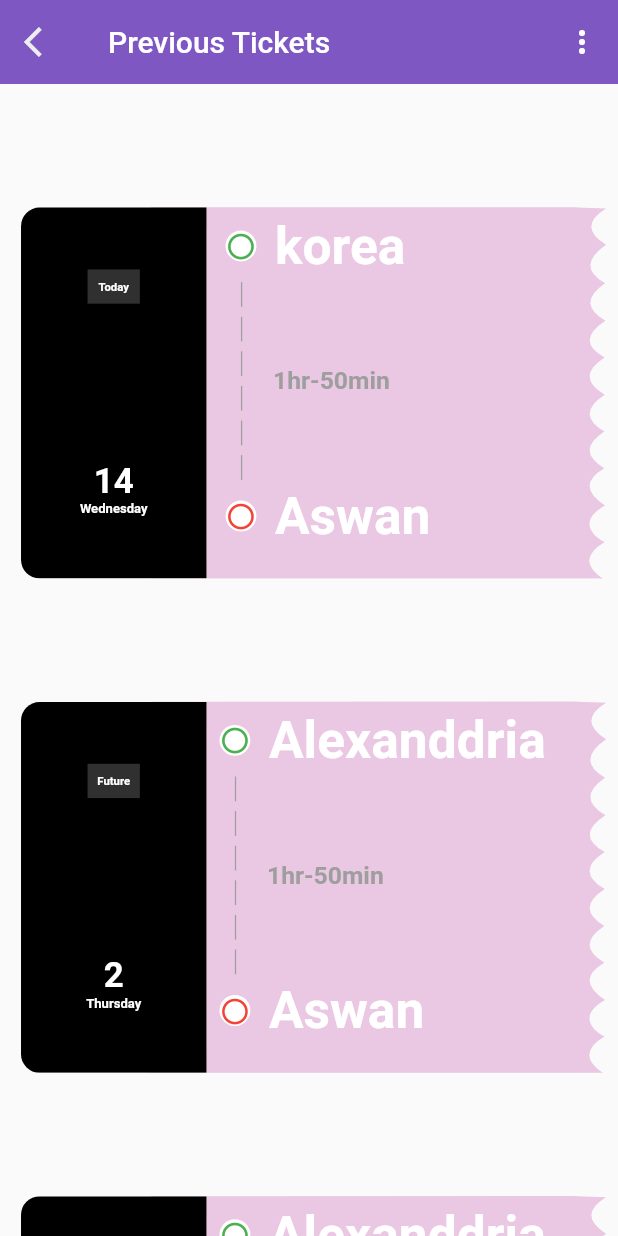
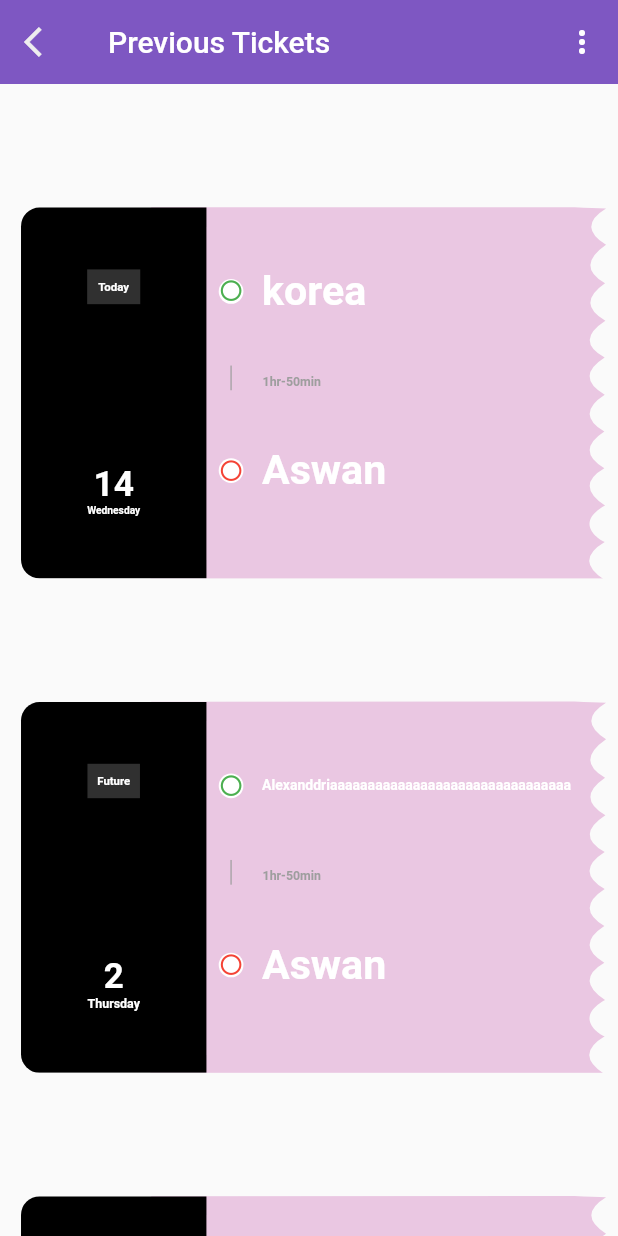
Before and after one commit to A1aaAhmed/graduation_project_app, a Flutter app: the MyTripsScreen screen opened directly, on a phone screen of 412 x 824 dp. Run offline on Flutter 3.47's test engine with Material 2 defaults, Android fonts, the phone set to English and light mode, and no system bars; drawn by our look-alikes of flutter_dash; our stand-ins replace fluttertoast, sizer.

Commit message:
NotFinalTicket-_-

```diff
--- a/lib/modules/Ticket/ticketComponent/TicketComp.dart
+++ b/lib/modules/Ticket/ticketComponent/TicketComp.dart
@@ -79,6 +79,8 @@ class _TicketComponentState extends State<TicketComponent> {
                                 alignment: Alignment.center,
                                 width: 20.w,
                                 child: AutoSizedText(
+                                  h: true,
+                                  w: 20.w,
                                 text:(late)?'Expired':
                                 (date.day==now.day&&date.year==now.year&&date.month==now.month)?'Today':
                                 'Future',
@@ -96,6 +98,8 @@ class _TicketComponentState extends State<TicketComponent> {
                                 crossAxisAlignment: CrossAxisAlignment.center,
                                 children: [
                                   AutoSizedText(
+                                    h: true,
+                                    w: 20.w,
                                   text:  date.day.toString(),
                                   fontSize: 40.sp,
                                   maxLines: 1,
@@ -103,6 +107,8 @@ class _TicketComponentState extends State<TicketComponent> {
                                   align: TextAlign.center,
                                   ),
                                   AutoSizedText(
+                                    h: true,
+                                    w: 20.w,
                                   align:TextAlign.center,
                                   text: DateFormat('EEEE').format(date),
                                   fontSize: 15.sp,
@@ -121,149 +127,169 @@ class _TicketComponentState extends State<TicketComponent> {
                         child: Padding(
                           padding: EdgeInsetsDirectional.only(start: 35.w),
                           child: FittedBox(
-                            fit: BoxFit.contain,
-                            child: Container(
+                            fit: BoxFit.scaleDown,
                             child: AutoSizedColumn(
-                                alignCenterMain: true,
-                                h: (widget.view)?15.h:0,
+                              h: (widget.view)?10.h:0,
                               item1: AutoSizedColumn(
                                   alignCenterMain: true,
-                                    h: .5.h,
-                                     h2: .5.h,
-                                    item1: AutoSizedRow(
+                                  alignCenter: true,
+                                  h: 0,
+                                   h2:0,
+                                  item1: SizedBox(
+                                    height: 12.h,
+                                    child: AutoSizedRow(
                                       centerAlign: true,
                                         h: 3.w,
                                         item1: AutoSizedWidget(
                                           item:  Icon(
                                             Icons.circle_outlined,
-                                            size: 5.w,
+                                            size: 4.w,
                                             color: Colors.green,
                                           ),
                                         ),
                                         item2: AutoSizedText(
+                                          w:50.w ,
                                           text:  from,
-                                          fontSize: 25.sp,
+                                          fontSize: widget.view?15.sp:20.sp,
                                           maxLines: 1,
                                           textColor: Colors.white,
                                           align:TextAlign.left,
                                         ),),
+                                  ),
                                   item2:Padding(
-                                      padding: EdgeInsetsDirectional.only(start:2.5.w),
+                                    padding: EdgeInsetsDirectional.only(start:2.w),
                                     child: AutoSizedRow(
-                                        centerAlignMain: true,
                                        centerAlign: true,
                                         h: 5.w,
                                         item1: Dash(
                                                 direction: Axis.vertical,
-                                                  length: 16.h,
+                                                length: widget.view?12.h:15.sp,
                                                 dashLength: 2.h,
                                                 dashColor: Colors.grey,
                                                 dashThickness: .2.w,
 
                                                 ),
                                         item2: AutoSizedText(
+                                          w: 50.w,
                                                   text:  duration,
-                                                    fontSize: 12.sp,
+                                                  fontSize:widget.view?6.sp:6.sp,
                                                   maxLines: 1,
                                                   textColor: Colors.grey,
                                                   align: TextAlign.left
                                           ),),
                                   ),
-                                    item3: AutoSizedRow(
+                                  item3: SizedBox(
+                                    height: 12.h,
+                                    child: AutoSizedRow(
                                       centerAlign: true,
                                       h: 3.w,
                                       item1: AutoSizedWidget(
                                         item: Icon(
                                           Icons.circle_outlined,
-                                          size: 5.w,
+                                          size: 4.w,
                                           color: Colors.red,
                                         ),
                                       ),
                                       item2: AutoSizedText(
+                                        w: 50.w,
                                         text:  to,
-                                        fontSize: 25.sp,
+                                        fontSize: widget.view?15.sp:20.sp,
                                         maxLines: 1,
                                         textColor: Colors.white,
                                         align:TextAlign.left,
                                       ),
+                                    ),
                                   )
                               ),
                               item2: (widget.view)?AutoSizedColumn(
-                                  h: 4.h,
+                                h: 3.h,
+                                h2: 3.h,
                                 item1: AutoSizedRow(
+                                  centerAlign: true,
                                   h: 4.5.w,
-                                    h2: 4.5.w,
+                                  item2: AutoSizedColumn(
+                                    alignCenterMain: true,
+                                    alignCenter: true,
+                                    h: 2.h,
+                                    item1:  AutoSizedText(
+                                      w: 20.w,
+                                      align:TextAlign.center,
+                                      text: "Boarding",
+                                      fontSize: 10.sp,
+                                      maxLines: 1,
+                                      textColor: Colors.grey,
+                                    ),
+                                    item2: AutoSizedText(
+                                      w: 20.w,
+                                        align: TextAlign.center,
+                                        text: DateFormat.jm().format(date),
+                                        fontSize: 10.sp,
+                                        maxLines: 1,
+                                        textColor: Colors.white),
+
+                                  ),
                                   item1: AutoSizedColumn(
                                       alignCenter: true,
-                                        h: 1.h,
+                                      alignCenterMain: true,
+                                      h: 2.h,
+                                      h2: 2.h,
                                       item1:  AutoSizedText(
-                                            text: "Gate",
-                                            fontSize: 15.sp,
+                                        w: 20.w,
+                                          text: "Price",
+                                          fontSize: 10.sp,
                                           maxLines: 1,
                                           textColor: Colors.grey,
                                           align:TextAlign.center
                                       ),
                                       item2: AutoSizedText(
-                                          text:  gate,
-                                          fontSize: 15.sp,
-                                          maxLines: 1,
-                                          textColor: Colors.white,
-                                          align: TextAlign.center,
-                                        )
-                                    ),
-                                    item3: AutoSizedColumn(
-                                      alignCenter: true,
-                                      h: 1.h,
-                                      item1:  AutoSizedText(
-                                        align:TextAlign.center,
-                                        text: "Boarding",
-                                        fontSize: 15.sp,
-                                        maxLines: 1,
-                                        textColor: Colors.grey,
-                                      ),
-                                      item2: AutoSizedText(
-                                          align: TextAlign.center,
-                                          text: DateFormat.jm().format(date),
-                                          fontSize: 15.sp,
-                                          maxLines: 1,
-                                          textColor: Colors.white),
-
-                                    ),
-                                    item2: AutoSizedColumn(
-                                        alignCenter: true,
-                                        h: 1.h,
-                                        item1:  AutoSizedText(
-                                            text: "Price",
-                                            fontSize: 15.sp,
-                                            maxLines: 1,
-                                            textColor: Colors.grey,
-                                            align:TextAlign.center
-                                        ),
-                                        item2: AutoSizedText(
+                                        w: 20.w,
                                           text: price,
-                                            fontSize: 15.sp,
+                                          fontSize: 10.sp,
                                           maxLines: 1,
                                           align: TextAlign.center,
                                           textColor: Colors.white)
                                   ),
                                 ),
-                                  item2: AutoSizedRow(
-                                    h: 5.w,
+                                  item3: AutoSizedRow(
+                                  centerAlign: true,
+                                  h: .2.w,
                                   item1: AutoSizedText(
+                                    w: 10.w,
                                       text: "Seat",
-                                        fontSize: 15.sp,
+                                      fontSize: 10.sp,
                                       maxLines: 1,
                                       textColor: Colors.grey,
                                       align: TextAlign.center
                                   ),
                                   item2: AutoSizedText(
-                                        align: TextAlign.center,
+                                    w: 45.w,
+                                      align: TextAlign.left,
                                       text: seat,
-                                        fontSize: 15.sp,
+                                      fontSize: 10.sp,
                                       maxLines: 1,
                                       textColor: Colors.white),),
+                                  item2: AutoSizedRow(
+                                  centerAlign: true,
+                                  h: .2.w,
+                                  item1: AutoSizedText(
+                                      w: 10.w,
+                                      text: "Gate",
+                                      fontSize: 10.sp,
+                                      maxLines: 1,
+                                      textColor: Colors.grey,
+                                      align: TextAlign.center
+                                  ),
+                                  item2: AutoSizedText(
+                                      w: 45.w,
+                                      align: TextAlign.left,
+                                      text: gate,
+                                      fontSize: 10.sp,
+                                      maxLines: 1,
+                                      textColor: Colors.white),),
+
+
+
                               ):const Text(''),
-                              ),
                             ),
                           ),
                         ),
--- a/lib/modules/Ticket/ticketComponent/autoSizeText.dart
+++ b/lib/modules/Ticket/ticketComponent/autoSizeText.dart
@@ -2,7 +2,7 @@ import 'package:flutter/cupertino.dart';
 import 'package:flutter/material.dart';
 import 'package:sizer/sizer.dart';
 Widget AutoSizedText ({
-
+  required double w,
   required String text,
   required var fontSize,
   required var maxLines,
@@ -12,13 +12,17 @@ Widget AutoSizedText ({
   double paddingSymVert=0,
   double borderRad=0,
   double shadowCap=0,
+  bool h=false,
 
 })=> Sizer(
 builder: (context, orientation, deviceType) {
  return Container(
-   alignment: Alignment.center,
+   width: w,
    padding: EdgeInsets.symmetric(vertical: paddingSymVert,horizontal: paddingSymHoriz),
    color:Colors.grey.withOpacity(shadowCap) ,
+   child: FittedBox(
+     fit: BoxFit.scaleDown,
+     alignment: h?Alignment.center:Alignment.centerLeft,
      child: Text(
        text,
        overflow: TextOverflow.ellipsis,
@@ -32,5 +36,6 @@ builder: (context, orientation, deviceType) {
 
        ),
      ),
+   ),
  );}
 );
--- a/lib/shared/variables.dart
+++ b/lib/shared/variables.dart
@@ -5,12 +5,12 @@ TextEditingController to = TextEditingController();
 TextEditingController depart = TextEditingController();
 int travellers = 1;
 List<Map> db = [
-  {'from': 'korea','to':'Aswan' ,'date':'2022-12-14 23:17:54.652181','price':'250','gate':'A','dur':'1hr-50min','seat':'A1,A2'},
-  {'from': 'Alexanddria','to':'Aswan' ,'date':'2025-01-02 07:12:50.000','price':'250','gate':'A','dur':'1hr-50min','seat':'A1,A2'},
+  {'from': 'korea','to':'Aswan' ,'date':'2022-12-14 23:17:54.652181','price':'250','gate':'A','dur':'1hr-50min','seat':'A1,A2,k,k,k,k,k,k,k,k,k,k,k,k,k,k,k,k,k,k,k,k,k,k,k,k,k,kkkkkkkkkkkkkkkkkkk'},
+  {'from': 'Alexanddriaaaaaaaaaaaaaaaaaaaaaaaaaaaaaaaa','to':'Aswan' ,'date':'2025-01-02 07:12:50.000','price':'250','gate':'A','dur':'1hr-50min','seat':'A1,A2'},
+  {'from': 'Alexanddria','to':'Aswannnnnnnnnnnnnnnnnnnnnnnnn' ,'date':'2020-01-02 07:12:50.000','price':'250','gate':'A','dur':'1hr-50min','seat':'A1,A2'},
+  {'from': 'Alexanddria','to':'Aswan' ,'date':'2020-01-02 07:12:50.000','price':'250','gate':'Aaaaaaaaaaaaaaaaaaaaaaaaaaaaaaaaaaaaaa','dur':'1hr-50min','seat':'A1,A2'},
   {'from': 'Alexanddria','to':'Aswan' ,'date':'2020-01-02 07:12:50.000','price':'250','gate':'A','dur':'1hr-50min','seat':'A1,A2'},
-  {'from': 'Alexanddria','to':'Aswan' ,'date':'2020-01-02 07:12:50.000','price':'250','gate':'A','dur':'1hr-50min','seat':'A1,A2'},
-  {'from': 'Alexanddria','to':'Aswan' ,'date':'2020-01-02 07:12:50.000','price':'250','gate':'A','dur':'1hr-50min','seat':'A1,A2'},
-  {'from': 'Alexanddria','to':'Aswan' ,'date':'2020-01-02 07:12:50.000','price':'250','gate':'A','dur':'1hr-50min','seat':'A1,A2'},
+  {'from': 'Alexanddria','to':'Aswan' ,'date':'2020-01-02 07:12:50.000','price':'250000000000000000000000000000000000','gate':'A','dur':'1hr-50min','seat':'A1,A2'},
   {'from': 'Alexanddria','to':'Aswan' ,'date':'2020-01-02 07:12:50.000','price':'250','gate':'A','dur':'1hr-50min','seat':'A1,A2'},
   {'from': 'Alexanddria','to':'Aswan' ,'date':'2000-01-02 07:12:50.000','price':'250','gate':'A','dur':'1hr-50min','seat':'A1,A2'},
   {'from': 'Alexanddria','to':'Aswan' ,'date':'2000-01-02 07:12:50.000','price':'250','gate':'A','dur':'1hr-50min','seat':'A1,A2'},
```
Lines whose indentation alone changed are shown as unchanged.
